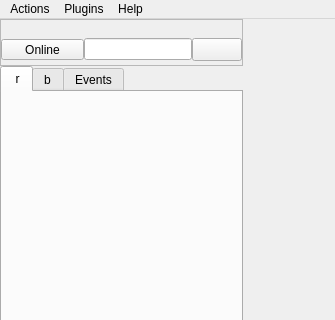
First picture: the form in widgets/mainWindow.ui, repository xmpp-graveyard/jabbim, before the edit; both pictures show x 0 to 335 and y 0 to 320 of the 335 by 682 pixel window.
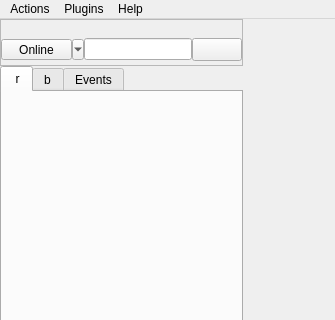
Second picture: the form after the edit. Icons and pictures are not drawn.

Commit message: update jdm a mainWindow

```diff
--- a/widgets/mainWindow.ui
+++ b/widgets/mainWindow.ui
@@ -17,6 +17,14 @@
     <normaloff>images/16x16/apps/jabbim.png</normaloff>images/16x16/apps/jabbim.png</iconset>
   </property>
   <widget class="QWidget" name="centralwidget" >
+   <property name="geometry" >
+    <rect>
+     <x>0</x>
+     <y>19</y>
+     <width>335</width>
+     <height>663</height>
+    </rect>
+   </property>
    <layout class="QGridLayout" >
     <property name="margin" >
      <number>0</number>
@@ -387,6 +395,14 @@
         </layout>
        </widget>
        <widget class="QWidget" name="roster" >
+        <property name="geometry" >
+         <rect>
+          <x>0</x>
+          <y>0</y>
+          <width>243</width>
+          <height>663</height>
+         </rect>
+        </property>
         <layout class="QGridLayout" >
          <property name="margin" >
           <number>0</number>
@@ -447,7 +463,7 @@
                    <normaloff>images/16x16/status/jabber-not_in_roster.png</normaloff>images/16x16/status/jabber-not_in_roster.png</iconset>
                  </property>
                  <property name="popupMode" >
-                  <enum>QToolButton::InstantPopup</enum>
+                  <enum>QToolButton::MenuButtonPopup</enum>
                  </property>
                  <property name="toolButtonStyle" >
                   <enum>Qt::ToolButtonTextBesideIcon</enum>
```
Left out of the diff: 40 changed lines with no effect on the pictures. The commit also changes 2 other files.
